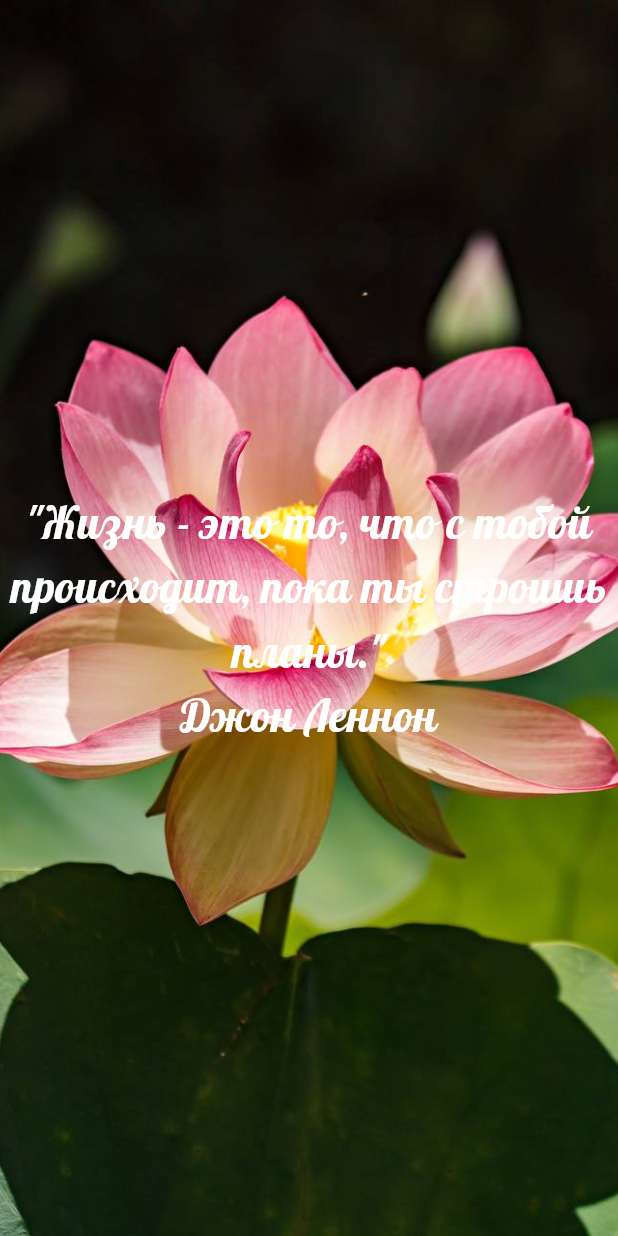
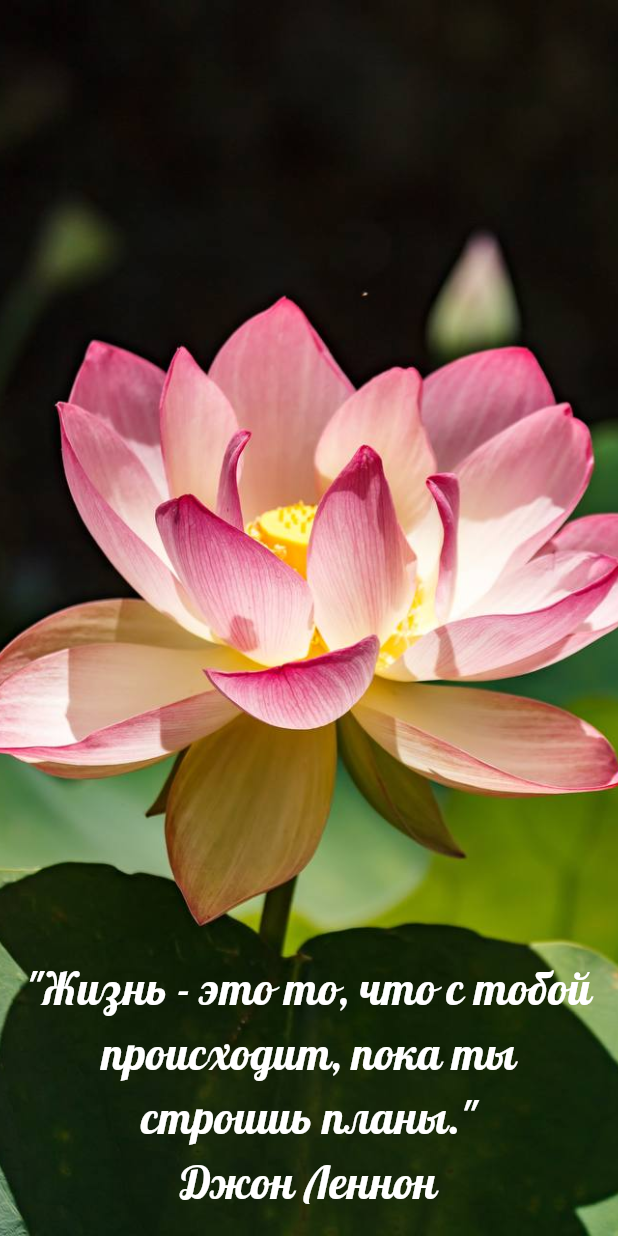
Before and after one commit to MarinaPak108/lotus, a Flutter app: the first screen one second after launch, on a phone screen of 412 x 824 dp. Run offline on Flutter 3.47's test engine with Material 3 defaults, Android fonts, the phone set to English and light mode, and no system bars; drawn by our look-alikes of shimmer; our stand-ins replace equatable, google_fonts, shared_preferences, sqflite; accounts and stored records are empty.

Commit message:
added ppt for backender + corrected splash page

```diff
--- a/lib/presentation/pages/splash_page.dart
+++ b/lib/presentation/pages/splash_page.dart
@@ -122,7 +122,7 @@ class _SplashState extends State<_Splash> {
   void initState() {
     super.initState();
     getLoggedInState();
-    Future.delayed(const Duration(seconds: 4), _routeUser);
+    Future.delayed(const Duration(seconds: 10), _routeUser);
   }
 
   countYear(DateTime birthday) {
@@ -214,7 +214,10 @@ class _SplashState extends State<_Splash> {
           fit: BoxFit.cover,
         ),
       ),
-      child: Center(
+      child: Align(
+        alignment: Alignment.bottomCenter,
+        child: Padding(
+          padding: const EdgeInsets.all(15.0),
           child: Shimmer.fromColors(
             baseColor: Colors.white,
             highlightColor: Colors.blueAccent,
@@ -228,6 +231,7 @@ class _SplashState extends State<_Splash> {
             ),
           ),
         ),
+      ),
     ));
   }
 }
```
Also changed, not shown: 1 other file. Lines whose indentation alone changed are shown as unchanged.
